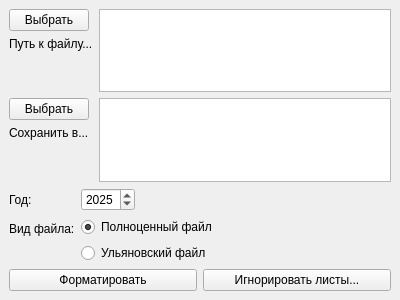
Before: the Qt Designer form ui/diplomUI.ui in Viraremi/ulstu_praktik, drawn with Qt 5.
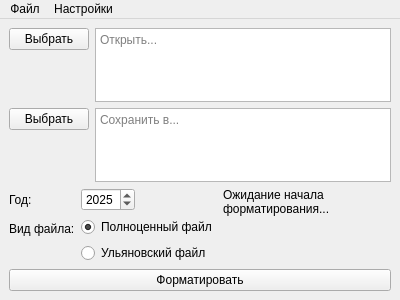
After: the same form once the commit is applied.

Patch:
```diff
--- a/ui/diplomUI.ui
+++ b/ui/diplomUI.ui
@@ -23,39 +23,6 @@
    <layout class="QVBoxLayout" name="verticalLayout_8">
     <item>
      <layout class="QFormLayout" name="formLayout">
-      <item row="0" column="0">
-       <layout class="QVBoxLayout" name="verticalLayout_2">
-        <item>
-         <widget class="QPushButton" name="btnOpenFile">
-          <property name="sizePolicy">
-           <sizepolicy hsizetype="Maximum" vsizetype="Maximum">
-            <horstretch>0</horstretch>
-            <verstretch>0</verstretch>
-           </sizepolicy>
-          </property>
-          <property name="text">
-           <string>Выбрать</string>
-          </property>
-         </widget>
-        </item>
-        <item>
-         <widget class="QLabel" name="labelFilePath">
-          <property name="sizePolicy">
-           <sizepolicy hsizetype="Expanding" vsizetype="Preferred">
-            <horstretch>0</horstretch>
-            <verstretch>0</verstretch>
-           </sizepolicy>
-          </property>
-          <property name="text">
-           <string>Путь к файлу...</string>
-          </property>
-          <property name="alignment">
-           <set>Qt::AlignLeading|Qt::AlignLeft|Qt::AlignTop</set>
-          </property>
-         </widget>
-        </item>
-       </layout>
-      </item>
       <item row="0" column="1">
        <widget class="QTextEdit" name="textEditSelectedFilePath">
         <property name="sizePolicy">
@@ -64,41 +31,11 @@
           <verstretch>0</verstretch>
          </sizepolicy>
         </property>
+        <property name="placeholderText">
+         <string>Открыть...</string>
+        </property>
        </widget>
       </item>
-      <item row="1" column="0">
-       <layout class="QVBoxLayout" name="verticalLayout_7">
-        <item>
-         <widget class="QPushButton" name="btnSelectResultPath">
-          <property name="sizePolicy">
-           <sizepolicy hsizetype="Maximum" vsizetype="Maximum">
-            <horstretch>0</horstretch>
-            <verstretch>0</verstretch>
-           </sizepolicy>
-          </property>
-          <property name="text">
-           <string>Выбрать</string>
-          </property>
-         </widget>
-        </item>
-        <item>
-         <widget class="QLabel" name="labelSaveTo">
-          <property name="sizePolicy">
-           <sizepolicy hsizetype="Expanding" vsizetype="Expanding">
-            <horstretch>0</horstretch>
-            <verstretch>0</verstretch>
-           </sizepolicy>
-          </property>
-          <property name="text">
-           <string>Сохранить в...</string>
-          </property>
-          <property name="alignment">
-           <set>Qt::AlignLeading|Qt::AlignLeft|Qt::AlignTop</set>
-          </property>
-         </widget>
-        </item>
-       </layout>
-      </item>
       <item row="1" column="1">
        <widget class="QTextEdit" name="textEditResultPath">
         <property name="sizePolicy">
@@ -107,6 +44,35 @@
           <verstretch>0</verstretch>
          </sizepolicy>
         </property>
+        <property name="placeholderText">
+         <string>Сохранить в...</string>
+        </property>
+       </widget>
+      </item>
+      <item row="0" column="0">
+       <widget class="QPushButton" name="btnOpenFile">
+        <property name="sizePolicy">
+         <sizepolicy hsizetype="Maximum" vsizetype="Maximum">
+          <horstretch>0</horstretch>
+          <verstretch>0</verstretch>
+         </sizepolicy>
+        </property>
+        <property name="text">
+         <string>Выбрать</string>
+        </property>
+       </widget>
+      </item>
+      <item row="1" column="0">
+       <widget class="QPushButton" name="btnSelectResultPath">
+        <property name="sizePolicy">
+         <sizepolicy hsizetype="Maximum" vsizetype="Maximum">
+          <horstretch>0</horstretch>
+          <verstretch>0</verstretch>
+         </sizepolicy>
+        </property>
+        <property name="text">
+         <string>Выбрать</string>
+        </property>
        </widget>
       </item>
      </layout>
@@ -192,38 +158,67 @@
          </sizepolicy>
         </property>
         <property name="text">
-         <string/>
+         <string>Ожидание начала форматирования...</string>
         </property>
         <property name="alignment">
          <set>Qt::AlignLeading|Qt::AlignLeft|Qt::AlignTop</set>
         </property>
+        <property name="wordWrap">
+         <bool>true</bool>
+        </property>
        </widget>
       </item>
      </layout>
     </item>
     <item>
-     <layout class="QHBoxLayout" name="mainBtns">
-      <property name="spacing">
-       <number>6</number>
+     <widget class="QPushButton" name="btnDoFormatToCSV">
+      <property name="text">
+       <string>Форматировать</string>
       </property>
-      <item>
-       <widget class="QPushButton" name="btnDoFormatToCSV">
-        <property name="text">
-         <string>Форматировать</string>
-        </property>
-       </widget>
-      </item>
-      <item>
-       <widget class="QPushButton" name="btnIgnorList">
-        <property name="text">
-         <string>Игнорировать листы...</string>
-        </property>
-       </widget>
-      </item>
-     </layout>
+     </widget>
     </item>
    </layout>
   </widget>
+  <widget class="QMenuBar" name="menuBar">
+   <property name="geometry">
+    <rect>
+     <x>0</x>
+     <y>0</y>
+     <width>400</width>
+     <height>21</height>
+    </rect>
+   </property>
+   <widget class="QMenu" name="menu_settings">
+    <property name="title">
+     <string>Настройки</string>
+    </property>
+    <addaction name="actionOpenSheetSettingsWindow"/>
+    <addaction name="actionSettingsListIgnore"/>
+   </widget>
+   <widget class="QMenu" name="menu_file">
+    <property name="title">
+     <string>Файл</string>
+    </property>
+    <addaction name="action"/>
+   </widget>
+   <addaction name="menu_file"/>
+   <addaction name="menu_settings"/>
+  </widget>
+  <action name="actionOpenSheetSettingsWindow">
+   <property name="text">
+    <string>Открыть настройки листов</string>
+   </property>
+  </action>
+  <action name="actionSettingsListIgnore">
+   <property name="text">
+    <string>Игнориривать листы...</string>
+   </property>
+  </action>
+  <action name="action">
+   <property name="text">
+    <string>Получить файл настроек</string>
+   </property>
+  </action>
  </widget>
  <tabstops>
   <tabstop>spinBoxFileYear</tabstop>
```
Left out of the diff: 6 changed lines with no effect on the pictures.
